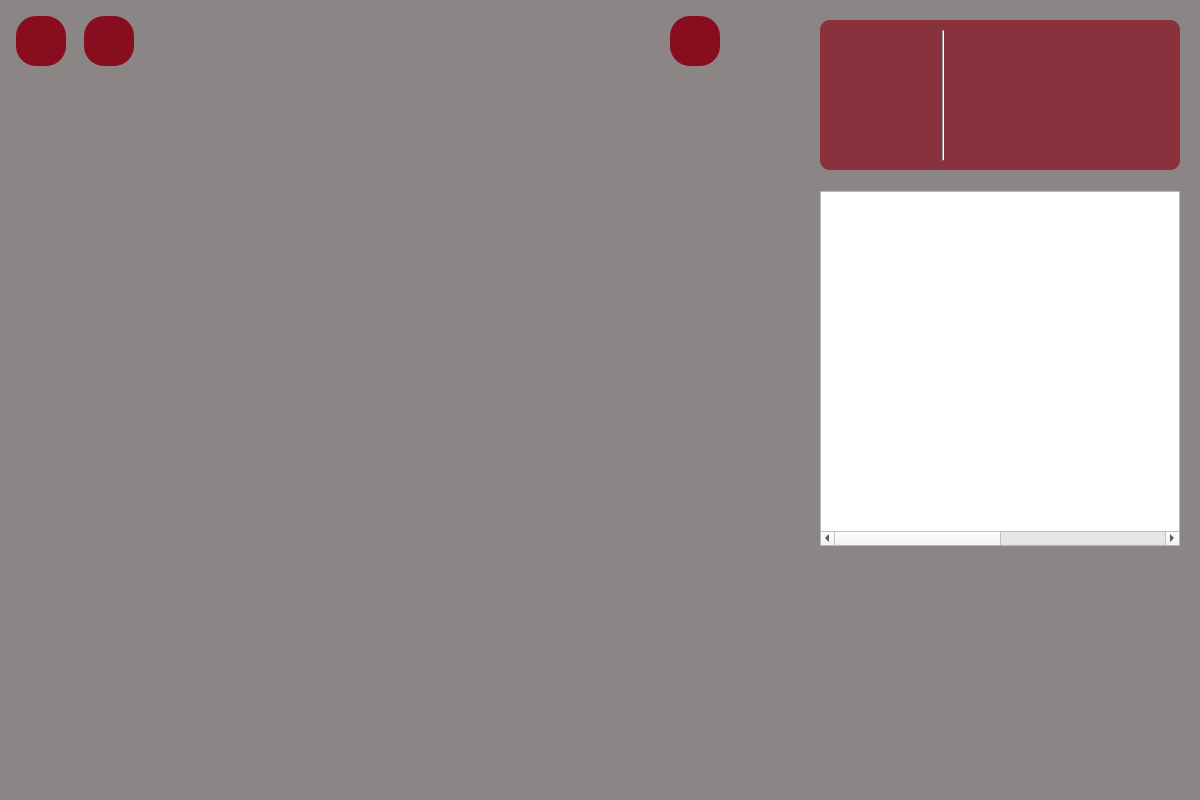
Before: the Qt Designer form app/game.ui in ce-itcr/Gladiators-GBP, drawn with Qt 5.
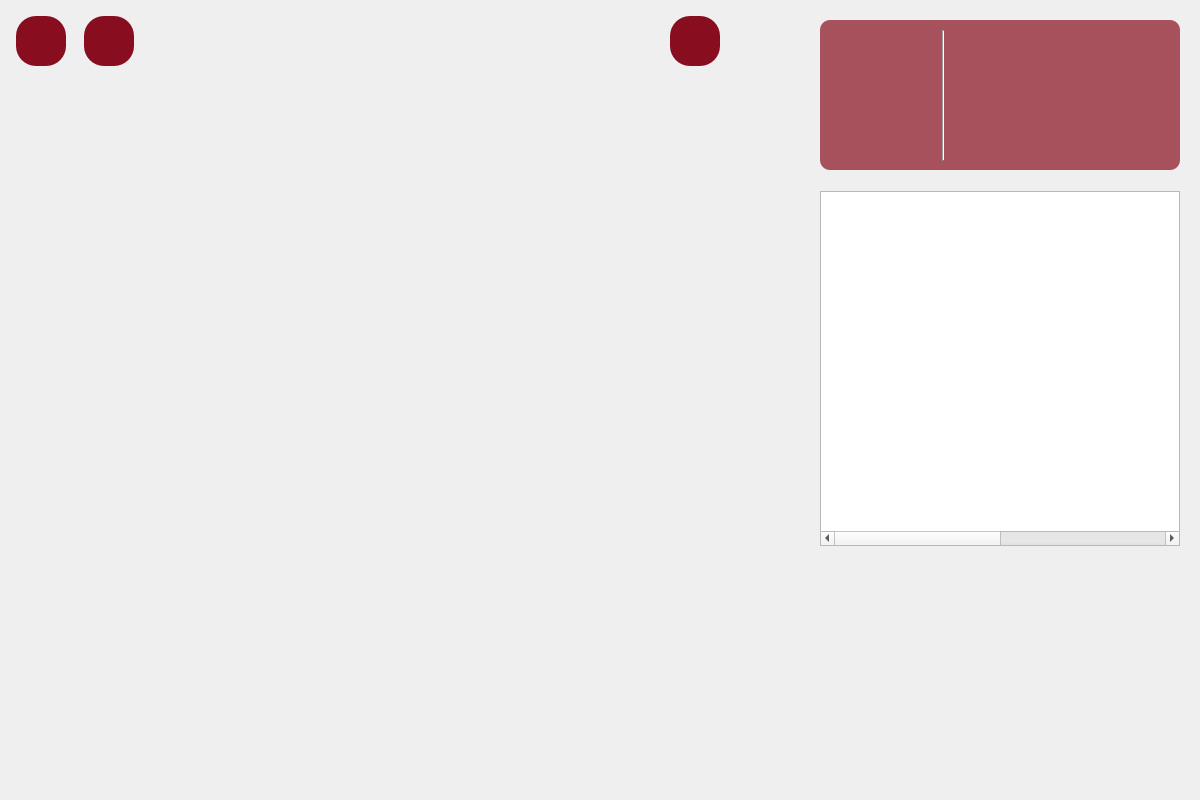
After: the same form once the commit is applied. Icons and pictures are not drawn.

Commit message: Background image of the windows

Diff of the .ui file:
```diff
--- a/app/game.ui
+++ b/app/game.ui
@@ -38,7 +38,7 @@
     </rect>
    </property>
    <property name="styleSheet">
-    <string notr="true">background-color:rgba(40, 27, 27, 0.5);</string>
+    <string notr="true">background-image: url(:/img/backgrounds/5.jpg);</string>
    </property>
    <property name="text">
     <string/>
```
The commit also changes 7 other files.
